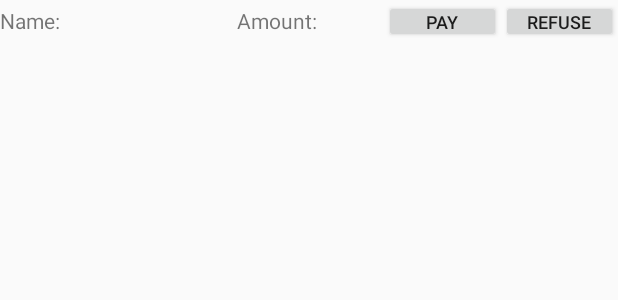
After one commit to S3dany/SharingExpenses, an Android app: the layout bills_list_topay.xml on its own in the app's theme, with its tools: preview values and no code run, on a phone screen of 412 x 824 dp. The commit adds this screen. Shown: the top 300 px of the screen. Run offline under Robolectric (Android 15) with nearby library versions, the phone set to English and light mode, and no system bars.

Commit message:
bills_page: adding listviews and list adapters

```diff
--- a/app/src/main/AndroidManifest.xml
+++ b/app/src/main/AndroidManifest.xml
@@ -10,6 +10,8 @@
         android:supportsRtl="true"
         android:theme="@style/AppTheme">
         <activity android:name="com.tosp.sharingexpenses.ui.main_page.MainPageActivity"></activity>
+        <activity android:name=".ui.main_page.MainPageActivity"></activity>
+        <activity android:name=".BillsActivity"></activity>
         <activity
             android:name="com.tosp.sharingexpenses.ui.login.LoginActivity"
             android:label="@string/app_name">
--- /dev/null
+++ b/app/src/main/res/layout/bills_list_topay.xml
@@ -0,0 +1,40 @@
+<?xml version="1.0" encoding="utf-8"?>
+<LinearLayout xmlns:android="http://schemas.android.com/apk/res/android"
+    android:layout_width="match_parent"
+    android:layout_height="wrap_content"
+    android:orientation="horizontal" >
+
+    <TextView
+        android:id="@+id/bills_list_topay_name"
+        android:layout_width="100dp"
+        android:layout_height="wrap_content"
+        android:layout_weight="1"
+        android:text="Name: " />
+
+    <TextView
+        android:id="@+id/bills_list_topay_amount"
+        android:layout_width="40dp"
+        android:layout_height="wrap_content"
+        android:layout_weight="1"
+        android:text="Amount: " />
+
+    <Button
+        android:id="@+id/bills_list_topay_accept"
+        android:layout_width="20dp"
+        android:layout_height="wrap_content"
+        android:layout_weight="1"
+        android:minHeight="0dp"
+        android:padding="6dp"
+        android:text="Pay"
+        android:textSize="12sp" />
+
+    <Button
+        android:id="@+id/bills_list_topay_refuse"
+        android:layout_width="20dp"
+        android:layout_height="wrap_content"
+        android:layout_weight="1"
+        android:minHeight="0dp"
+        android:padding="6dp"
+        android:text="Refuse"
+        android:textSize="12sp" />
+</LinearLayout>
```
Also changed, not shown: app/src/main/java/com/example/sharingexpenses/BillsActivity.java (+69 -0 lines), app/src/main/java/com/example/sharingexpenses/BillsListPast.java (added, +113 -0 lines), app/src/main/java/com/example/sharingexpenses/BillsListPastData.java (added, +25 -0 lines), app/src/main/java/com/example/sharingexpenses/BillsListToPay.java (added, +111 -0 lines), app/src/main/java/com/example/sharingexpenses/BillsListToPayData.java (added, +17 -0 lines), app/src/main/java/com/example/sharingexpenses/BillsListToReceive.java (added, +111 -0 lines), app/src/main/res/layout/activity_bills.xml (+17 -12 lines), app/src/main/res/layout/bills_list_past.xml (added, +34 -0 lines).
